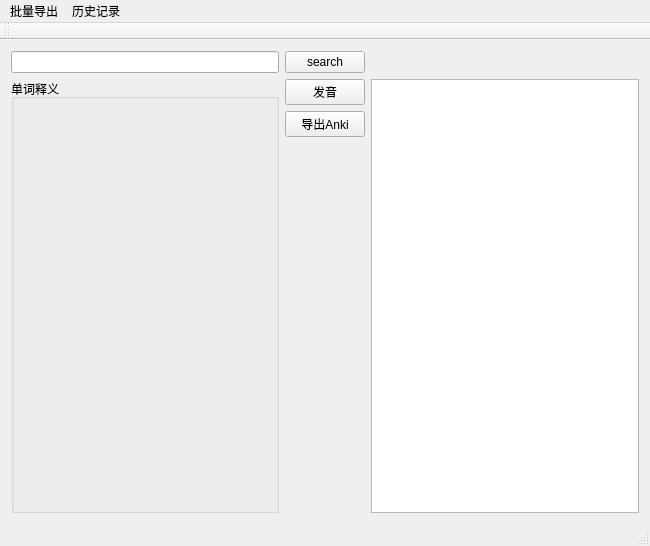
This is mainwindow.ui in Ji-Yuhang/dict-gui as Qt 5 draws it before an edit. The edited form follows.
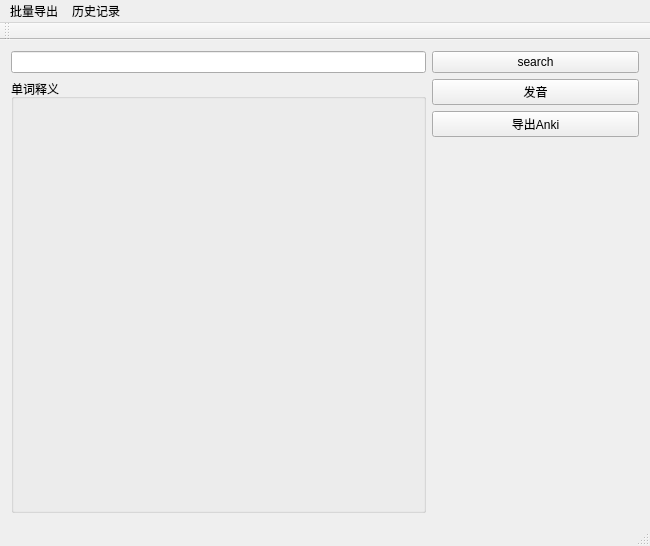
This is the edited form.

Commit message: 修改界面

```diff
--- a/mainwindow.ui
+++ b/mainwindow.ui
@@ -14,46 +14,15 @@
    <string>扇贝词典</string>
   </property>
   <widget class="QWidget" name="centralWidget">
-   <layout class="QGridLayout" name="gridLayout_2">
-    <item row="1" column="1">
-     <widget class="QPushButton" name="pushButton_2">
-      <property name="text">
-       <string>发音</string>
-      </property>
-     </widget>
-    </item>
-    <item row="0" column="0">
-     <widget class="QLineEdit" name="word"/>
-    </item>
-    <item row="0" column="1">
-     <widget class="QPushButton" name="pushButton">
-      <property name="text">
-       <string>search</string>
-      </property>
-     </widget>
-    </item>
-    <item row="0" column="2">
-     <spacer name="horizontalSpacer">
-      <property name="orientation">
-       <enum>Qt::Horizontal</enum>
-      </property>
-      <property name="sizeHint" stdset="0">
-       <size>
-        <width>264</width>
-        <height>20</height>
-       </size>
-      </property>
-     </spacer>
-    </item>
-    <item row="2" column="1">
-     <widget class="QPushButton" name="pushButton_3">
-      <property name="text">
-       <string>导出Anki</string>
-      </property>
-     </widget>
-    </item>
+   <layout class="QGridLayout" name="gridLayout_2" columnstretch="2,1">
     <item row="1" column="0" rowspan="3">
      <widget class="QGroupBox" name="groupBox">
+      <property name="sizePolicy">
+       <sizepolicy hsizetype="Expanding" vsizetype="Preferred">
+        <horstretch>0</horstretch>
+        <verstretch>0</verstretch>
+       </sizepolicy>
+      </property>
       <property name="title">
        <string>单词释义</string>
       </property>
@@ -77,6 +46,9 @@
          <property name="text">
           <string/>
          </property>
+         <property name="wordWrap">
+          <bool>true</bool>
+         </property>
         </widget>
        </item>
        <item row="0" column="0">
@@ -102,8 +74,35 @@
       </layout>
      </widget>
     </item>
-    <item row="1" column="2" rowspan="3">
-     <widget class="QTextEdit" name="textEdit"/>
+    <item row="1" column="1">
+     <widget class="QPushButton" name="pushButton_2">
+      <property name="text">
+       <string>发音</string>
+      </property>
+     </widget>
+    </item>
+    <item row="0" column="0">
+     <widget class="QLineEdit" name="word"/>
+    </item>
+    <item row="0" column="1">
+     <widget class="QPushButton" name="pushButton">
+      <property name="sizePolicy">
+       <sizepolicy hsizetype="Expanding" vsizetype="Fixed">
+        <horstretch>0</horstretch>
+        <verstretch>0</verstretch>
+       </sizepolicy>
+      </property>
+      <property name="text">
+       <string>search</string>
+      </property>
+     </widget>
+    </item>
+    <item row="2" column="1">
+     <widget class="QPushButton" name="pushButton_3">
+      <property name="text">
+       <string>导出Anki</string>
+      </property>
+     </widget>
     </item>
    </layout>
   </widget>
```
Left out of the diff: 8 changed lines with no effect on the pictures. The commit also changes 2 other files.
